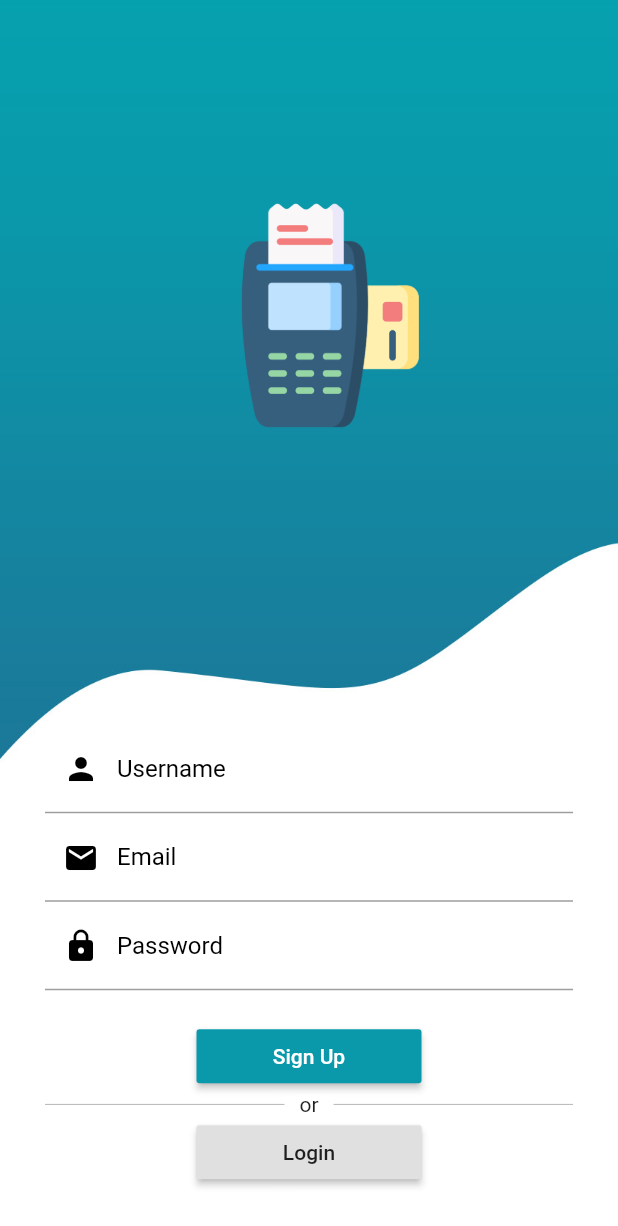
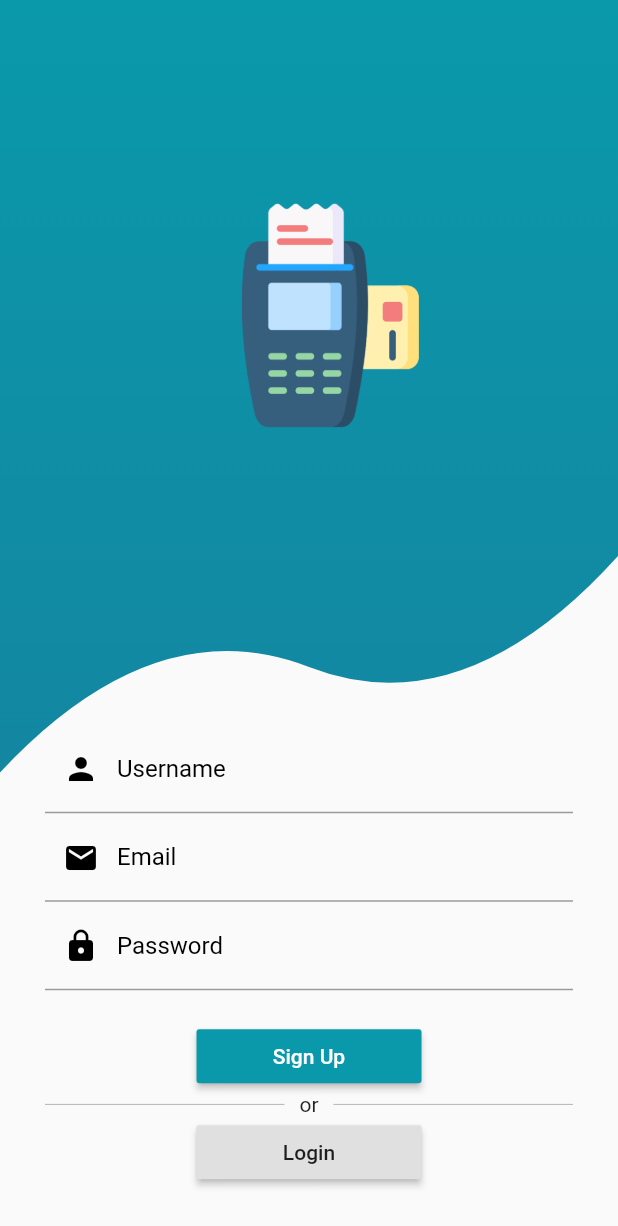
Before and after one commit to azhkhn/mobile_pos, a Flutter app: the screen it shows after launch, after a tap on "Sign Up", on a phone screen of 412 x 824 dp. Shown: the top 1226 px of the screen. Run offline on Flutter 3.47's test engine with Material 2 defaults, Android fonts, the phone set to English and light mode, and no system bars; our stand-ins replace sqflite; accounts and stored records are empty.

Commit message:
Auth Design Completed!

```diff
--- a/lib/core/constant/color.dart
+++ b/lib/core/constant/color.dart
@@ -2,5 +2,4 @@ import 'package:flutter/material.dart';
 // import 'package:hexcolor/hexcolor.dart';
 
 Color mainColor = const Color(0xFF0A99AB);
-
-// Color mainColor = HexColor('#0A99AB');
+Color gradiantColor = const Color(0xFF197B9B);
--- a/lib/screens/auth/page/login_screen.dart
+++ b/lib/screens/auth/page/login_screen.dart
@@ -1,6 +1,8 @@
 import 'package:flutter/material.dart';
+import 'package:shop_ez/core/constant/color.dart';
 import 'package:shop_ez/db/user_database.dart';
 import 'package:shop_ez/screens/auth/widgets/login_signup_buttons.dart';
+import 'package:shop_ez/widgets/wave_clip.dart';
 
 class ScreenLogin extends StatelessWidget {
   ScreenLogin({Key? key}) : super(key: key);
@@ -14,23 +16,32 @@ class ScreenLogin extends StatelessWidget {
     _screenSise = MediaQuery.of(context).size;
     return Scaffold(
       body: SingleChildScrollView(
+        child: Stack(
+          children: [
+            ClipPath(
+              clipper: WaveClip(),
               child: Container(
                 width: _screenSise.width,
                 height: _screenSise.height,
-          decoration: const BoxDecoration(
-            image: DecorationImage(
-              fit: BoxFit.cover,
-              image: AssetImage('assets/images/1.jpg'),
+                decoration: BoxDecoration(
+                    gradient: LinearGradient(
+                  begin: Alignment.topCenter,
+                  end: Alignment.bottomCenter,
+                  colors: [
+                    mainColor,
+                    gradiantColor,
+                  ],
+                )),
               ),
             ),
-          child: Column(
+            Column(
               mainAxisAlignment: MainAxisAlignment.center,
               children: [
                 //========== Top Image ==========
                 SizedBox(
                   child: Center(
                     child: Image.asset(
-                    'assets/images/2.png',
+                      'assets/images/pos.png',
                       width: _screenSise.width / 2.5,
                       // height: _screenSise.width / 3,
                     ),
@@ -101,6 +112,7 @@ class ScreenLogin extends StatelessWidget {
                 )
               ],
             ),
+          ],
         ),
       ),
     );
--- a/lib/screens/auth/page/signup_screen.dart
+++ b/lib/screens/auth/page/signup_screen.dart
@@ -1,6 +1,8 @@
 import 'package:flutter/material.dart';
+import 'package:shop_ez/core/constant/color.dart';
 import 'package:shop_ez/core/constant/sizes.dart';
 import 'package:shop_ez/screens/auth/widgets/login_signup_buttons.dart';
+import 'package:shop_ez/widgets/wave_clip.dart';
 
 class ScreenSignUp extends StatelessWidget {
   ScreenSignUp({Key? key}) : super(key: key);
@@ -15,23 +17,32 @@ class ScreenSignUp extends StatelessWidget {
     _screenSise = MediaQuery.of(context).size;
     return Scaffold(
       body: SingleChildScrollView(
+        child: Stack(
+          children: [
+            ClipPath(
+              clipper: WaveClip(),
               child: Container(
                 width: _screenSise.width,
                 height: _screenSise.height,
-          decoration: const BoxDecoration(
-            image: DecorationImage(
-              fit: BoxFit.cover,
-              image: AssetImage('assets/images/1.jpg'),
+                decoration: BoxDecoration(
+                    gradient: LinearGradient(
+                  begin: Alignment.topCenter,
+                  end: Alignment.bottomCenter,
+                  colors: [
+                    mainColor,
+                    gradiantColor,
+                  ],
+                )),
               ),
             ),
-          child: Column(
+            Column(
               mainAxisAlignment: MainAxisAlignment.center,
               children: [
                 //========== Top Image ==========
                 SizedBox(
                   child: Center(
                     child: Image.asset(
-                    'assets/images/2.png',
+                      'assets/images/pos.png',
                       width: _screenSise.width / 2.5,
                       // height: _screenSise.width / 3,
                     ),
@@ -108,6 +119,7 @@ class ScreenSignUp extends StatelessWidget {
                 ),
               ],
             ),
+          ],
         ),
       ),
     );
--- a/lib/screens/splash/splash_screen.dart
+++ b/lib/screens/splash/splash_screen.dart
@@ -26,16 +26,16 @@ class _ScreenSplashState extends State<ScreenSplash> {
       body: Container(
         decoration: BoxDecoration(
             gradient: LinearGradient(
-          begin: Alignment.topRight,
-          end: Alignment.bottomLeft,
+          begin: Alignment.topCenter,
+          end: Alignment.bottomCenter,
           colors: [
-            Colors.lightBlue,
             mainColor,
+            gradiantColor,
           ],
         )),
         child: Center(
           child: Image.asset(
-            'assets/images/2.png',
+            'assets/images/pos.png',
             width: _size.width / 2,
             height: _size.width / 2,
           ),
--- /dev/null
+++ b/lib/widgets/wave_clip.dart
@@ -0,0 +1,55 @@
+import 'package:flutter/material.dart';
+
+class WaveClip extends CustomClipper<Path> {
+  @override
+  Path getClip(Size size) {
+    Path path = Path();
+    final lowPoint = size.height / 1.7 - 40;
+    final highPoint = size.height / 1.7 - 80;
+
+    path.lineTo(0, size.height / 1.6);
+    path.quadraticBezierTo(size.width / 4, highPoint, size.width / 2, lowPoint);
+    path.quadraticBezierTo(
+        3 / 4 * size.width, size.height / 1.7, size.width, lowPoint / 1.2);
+
+    path.lineTo(size.width, 0);
+
+    return path;
+  }
+
+  @override
+  bool shouldReclip(CustomClipper<Path> oldClipper) {
+    return false;
+  }
+}
+
+class WaveClip2 extends CustomClipper<Path> {
+  @override
+  Path getClip(Size size) {
+    var path = Path();
+    double sHeight = size.height / 2;
+    path.lineTo(0.0, sHeight - 20);
+
+    var firstControlPoint = Offset(size.width / 4, sHeight);
+    var firstEndPoint = Offset(size.width / 2.25, sHeight - 30.0);
+    path.quadraticBezierTo(firstControlPoint.dx, firstControlPoint.dy,
+        firstEndPoint.dx, firstEndPoint.dy);
+
+    var secondControlPoint =
+        Offset(size.width - (size.width / 3.25), sHeight - 65);
+    var secondEndPoint = Offset(size.width, sHeight - 40);
+    path.quadraticBezierTo(secondControlPoint.dx, secondControlPoint.dy,
+        secondEndPoint.dx, secondEndPoint.dy);
+
+    path.lineTo(size.width, sHeight - 40);
+    path.lineTo(size.width, 0.0);
+    path.close();
+
+    return path;
+  }
+
+  @override
+  bool shouldReclip(CustomClipper<Path> oldClipper) {
+    return false;
+  }
+}
```
Also changed, not shown: assets/images/pos.png (renamed from assets/images/2.png). Lines whose indentation alone changed are shown as unchanged.
